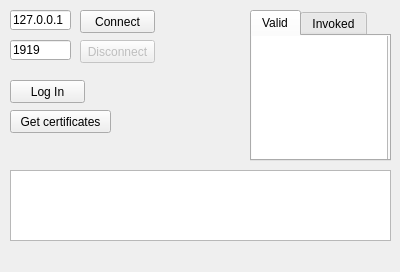
Qt form Client/client.ui (Jasyer/Praktikum) before a commit.
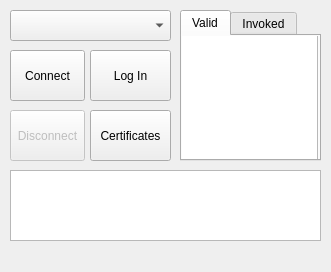
The same form after that commit.

Diff of the .ui file:
```diff
--- a/Client/client.ui
+++ b/Client/client.ui
@@ -6,7 +6,7 @@
    <rect>
     <x>0</x>
     <y>0</y>
-    <width>400</width>
+    <width>331</width>
     <height>272</height>
    </rect>
   </property>
@@ -17,48 +17,22 @@
    <widget class="QPushButton" name="buttonConnect">
     <property name="geometry">
      <rect>
-      <x>80</x>
-      <y>10</y>
+      <x>10</x>
+      <y>50</y>
       <width>75</width>
-      <height>23</height>
+      <height>51</height>
      </rect>
     </property>
     <property name="text">
      <string>Connect</string>
     </property>
    </widget>
-   <widget class="QLineEdit" name="textIP">
-    <property name="geometry">
-     <rect>
-      <x>10</x>
-      <y>10</y>
-      <width>61</width>
-      <height>20</height>
-     </rect>
-    </property>
-    <property name="text">
-     <string>127.0.0.1</string>
-    </property>
-   </widget>
-   <widget class="QLineEdit" name="textPort">
-    <property name="geometry">
-     <rect>
-      <x>10</x>
-      <y>40</y>
-      <width>61</width>
-      <height>20</height>
-     </rect>
-    </property>
-    <property name="text">
-     <string>1919</string>
-    </property>
-   </widget>
    <widget class="QTextBrowser" name="textClientLog">
     <property name="geometry">
      <rect>
       <x>10</x>
       <y>170</y>
-      <width>381</width>
+      <width>311</width>
       <height>71</height>
      </rect>
     </property>
@@ -66,10 +40,10 @@
    <widget class="QPushButton" name="buttonLogIn">
     <property name="geometry">
      <rect>
-      <x>10</x>
-      <y>80</y>
-      <width>75</width>
-      <height>23</height>
+      <x>90</x>
+      <y>50</y>
+      <width>81</width>
+      <height>51</height>
      </rect>
     </property>
     <property name="text">
@@ -82,10 +56,10 @@
     </property>
     <property name="geometry">
      <rect>
-      <x>80</x>
-      <y>40</y>
+      <x>10</x>
+      <y>110</y>
       <width>75</width>
-      <height>23</height>
+      <height>51</height>
      </rect>
     </property>
     <property name="text">
@@ -95,7 +69,7 @@
    <widget class="QTabWidget" name="tabWidget">
     <property name="geometry">
      <rect>
-      <x>250</x>
+      <x>180</x>
       <y>10</y>
       <width>141</width>
       <height>151</height>
@@ -147,14 +121,24 @@
    <widget class="QPushButton" name="buttonGetCertificates">
     <property name="geometry">
      <rect>
-      <x>10</x>
+      <x>90</x>
       <y>110</y>
-      <width>101</width>
-      <height>23</height>
+      <width>81</width>
+      <height>51</height>
      </rect>
     </property>
     <property name="text">
-     <string>Get certificates</string>
+     <string>Certificates</string>
+    </property>
+   </widget>
+   <widget class="QComboBox" name="typeCompany">
+    <property name="geometry">
+     <rect>
+      <x>10</x>
+      <y>10</y>
+      <width>161</width>
+      <height>31</height>
+     </rect>
     </property>
    </widget>
   </widget>
```
Left out of the diff: 2 changed lines with no effect on the pictures.
